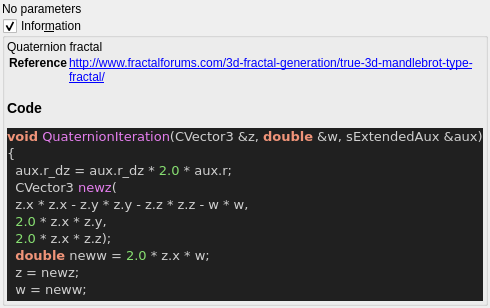
Qt form mandelbulber2/qt_data/fractal_quaternion.ui (buddhi1980/mandelbulber2) before a commit.
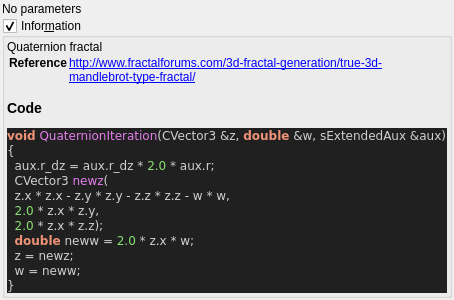
The same form after that commit. Custom widgets are drawn as their Qt base class.

Diff of the .ui file:
```diff
--- a/mandelbulber2/qt_data/fractal_quaternion.ui
+++ b/mandelbulber2/qt_data/fractal_quaternion.ui
@@ -77,7 +77,7 @@
 &lt;title&gt;Source file&lt;/title&gt;
 &lt;/head&gt;
 &lt;body style=&quot;background-color:#202020&quot;&gt;
-&lt;pre style=&quot;color:#d0d0d0; background-color:#202020; font-size:10pt; font-family:'Courier New';&quot;&gt;&lt;span style=&quot;color:#f09479; font-weight:bold&quot;&gt;void&lt;/span&gt; &lt;span style=&quot;color:#e47eed&quot;&gt;QuaternionIteration&lt;/span&gt;&lt;span style=&quot;color:#d0d0d0&quot;&gt;(&lt;/span&gt;CVector3 &lt;span style=&quot;color:#d0d0d0&quot;&gt;&amp;amp;&lt;/span&gt;z&lt;span style=&quot;color:#d0d0d0&quot;&gt;,&lt;/span&gt; &lt;span style=&quot;color:#f09479; font-weight:bold&quot;&gt;double&lt;/span&gt; &lt;span style=&quot;color:#d0d0d0&quot;&gt;&amp;amp;&lt;/span&gt;w&lt;span style=&quot;color:#d0d0d0&quot;&gt;,&lt;/span&gt; sExtendedAux &lt;span style=&quot;color:#d0d0d0&quot;&gt;&amp;amp;&lt;/span&gt;aux&lt;span style=&quot;color:#d0d0d0&quot;&gt;)&lt;/span&gt;
+&lt;pre style=&quot;color:#d0d0d0; background-color:#202020;  font-family:'Courier New';&quot;&gt;&lt;span style=&quot;color:#f09479; font-weight:bold&quot;&gt;void&lt;/span&gt; &lt;span style=&quot;color:#e47eed&quot;&gt;QuaternionIteration&lt;/span&gt;&lt;span style=&quot;color:#d0d0d0&quot;&gt;(&lt;/span&gt;CVector3 &lt;span style=&quot;color:#d0d0d0&quot;&gt;&amp;amp;&lt;/span&gt;z&lt;span style=&quot;color:#d0d0d0&quot;&gt;,&lt;/span&gt; &lt;span style=&quot;color:#f09479; font-weight:bold&quot;&gt;double&lt;/span&gt; &lt;span style=&quot;color:#d0d0d0&quot;&gt;&amp;amp;&lt;/span&gt;w&lt;span style=&quot;color:#d0d0d0&quot;&gt;,&lt;/span&gt; sExtendedAux &lt;span style=&quot;color:#d0d0d0&quot;&gt;&amp;amp;&lt;/span&gt;aux&lt;span style=&quot;color:#d0d0d0&quot;&gt;)&lt;/span&gt;
 &lt;span style=&quot;color:#d0d0d0&quot;&gt;{&lt;/span&gt;
   aux&lt;span style=&quot;color:#d0d0d0&quot;&gt;.&lt;/span&gt;r_dz &lt;span style=&quot;color:#d0d0d0&quot;&gt;=&lt;/span&gt; aux&lt;span style=&quot;color:#d0d0d0&quot;&gt;.&lt;/span&gt;r_dz &lt;span style=&quot;color:#d0d0d0&quot;&gt;*&lt;/span&gt; &lt;span style=&quot;color:#87df71&quot;&gt;2.0&lt;/span&gt; &lt;span style=&quot;color:#d0d0d0&quot;&gt;*&lt;/span&gt; aux&lt;span style=&quot;color:#d0d0d0&quot;&gt;.&lt;/span&gt;r&lt;span style=&quot;color:#d0d0d0&quot;&gt;;&lt;/span&gt;
   CVector3 &lt;span style=&quot;color:#e47eed&quot;&gt;newz&lt;/span&gt;&lt;span style=&quot;color:#d0d0d0&quot;&gt;(&lt;/span&gt;
```
